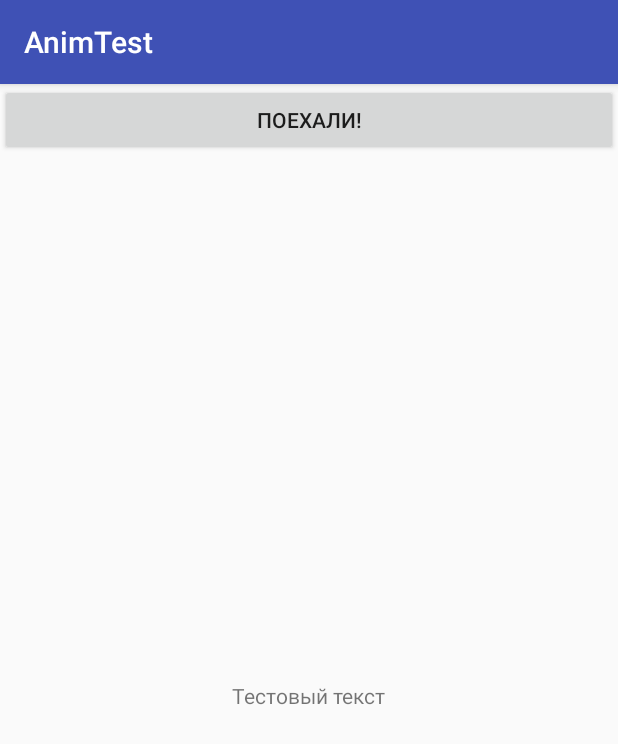
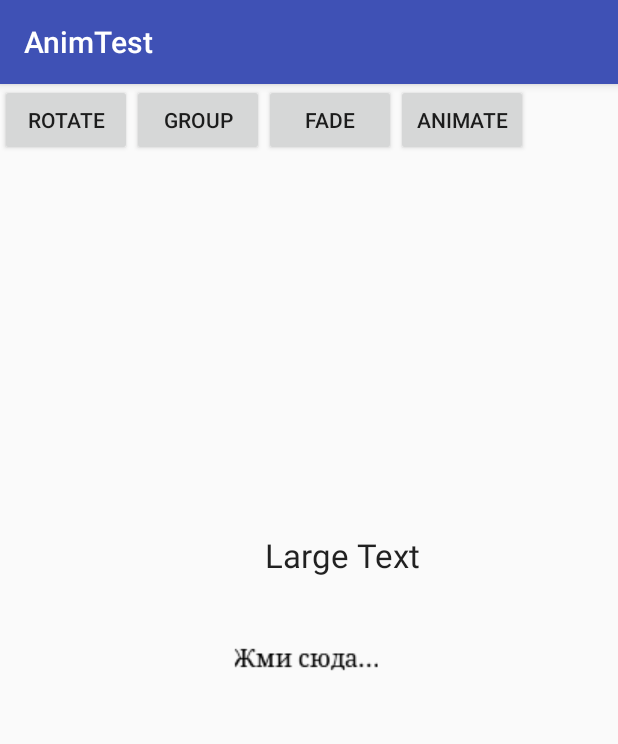
Before and after one commit to ivadimn/learning, an Android app: the screen it shows after launch (MainActivity), on a phone screen of 412 x 824 dp. Shown: the top 744 px of the screen. Run offline under Robolectric (Android 15) with nearby library versions, the phone set to English and light mode, and no system bars; 3 statements that could not run were skipped.

Commit message:
ИЗМЕНЕНИЯ

```diff
--- a/AnimTest/app/src/main/java/org/ivadimn/animtest/MainActivity.java
+++ b/AnimTest/app/src/main/java/org/ivadimn/animtest/MainActivity.java
@@ -2,6 +2,8 @@ package org.ivadimn.animtest;
 
 import android.animation.AnimatorInflater;
 import android.animation.AnimatorSet;
+import android.animation.ObjectAnimator;
+import android.animation.TimeInterpolator;
 import android.support.v7.app.AppCompatActivity;
 import android.os.Bundle;
 import android.view.View;
@@ -26,6 +28,16 @@ public class MainActivity extends AppCompatActivity {
                /* Animation anim = AnimationUtils.loadAnimation(
                         getApplicationContext(), R.anim.combination);
                 image.startAnimation(anim);*/
+                TimeInterpolator ti = new TimeInterpolator() {
+                    @Override
+                    public float getInterpolation(float v) {
+                        return 0;
+                    }
+                }
+                ObjectAnimator anim = ObjectAnimator.ofFloat(image, "rotation", 0f, 90f);
+                anim.setDuration(2000);                  // Duration in milliseconds
+                anim.setInterpolator(TimeInterpolator);  // E.g. Linear, Accelerate, Decelerate
+                anim.start()
                 AnimatorSet animSet = (AnimatorSet) AnimatorInflater.loadAnimator(getApplicationContext(),
                         R.anim.property_animator);
                 animSet.setTarget(image);
--- a/AnimTest/app/src/main/res/layout/activity_main.xml
+++ b/AnimTest/app/src/main/res/layout/activity_main.xml
@@ -1,36 +1,62 @@
 <?xml version="1.0" encoding="utf-8"?>
-<LinearLayout
-    xmlns:android="http://schemas.android.com/apk/res/android"
-    android:orientation="vertical"
+<RelativeLayout xmlns:android="http://schemas.android.com/apk/res/android"
+    android:id="@+id/layout"
     android:layout_width="match_parent"
-    android:layout_height="match_parent">
+    android:layout_height="match_parent"
+    android:orientation="vertical" >
 
     <LinearLayout
-        android:layout_height="wrap_content"
-        android:orientation="horizontal"
-        android:layout_width="match_parent">
+        android:id="@+id/test"
+        android:layout_width="wrap_content"
+        android:layout_height="wrap_content" >
 
         <Button
-            android:id="@+id/btn_start"
+            android:id="@+id/Button01"
+            android:layout_width="wrap_content"
             android:layout_height="wrap_content"
-            android:text="Поехали!"
-            android:layout_width="match_parent"
-            android:layout_weight="1"/>
+            android:onClick="startAnimation"
+            android:text="Rotate" />
+
+        <Button
+            android:id="@+id/Button04"
+            android:layout_width="wrap_content"
+            android:layout_height="wrap_content"
+            android:onClick="startAnimation"
+            android:text="Group" >
+        </Button>
+
+        <Button
+            android:id="@+id/Button03"
+            android:layout_width="wrap_content"
+            android:layout_height="wrap_content"
+            android:onClick="startAnimation"
+            android:text="Fade" />
+
+        <Button
+            android:id="@+id/Button02"
+            android:layout_width="wrap_content"
+            android:layout_height="wrap_content"
+            android:onClick="startAnimation"
+            android:text="Animate" />
+
     </LinearLayout>
 
-    <LinearLayout
-        android:id="@+id/layout_anim"
-        android:layout_height="match_parent"
-        android:gravity="center"
-        android:layout_width="match_parent">
+    <ImageView
+        android:id="@+id/imageView1"
+        android:layout_width="wrap_content"
+        android:layout_height="wrap_content"
+        android:layout_centerHorizontal="true"
+        android:layout_centerVertical="true"
+        android:src="@drawable/ba" />
 
-        <TextView
-            android:id="@+id/text_id"
-            android:layout_width="wrap_content"
-            android:layout_height="wrap_content"
-            android:minHeight="20px"
-            android:minWidth="20px"
-            android:layout_margin="100px"
-            android:text="Тестовый текст"/>
-    </LinearLayout>
-</LinearLayout>
+    <TextView
+        android:id="@+id/textView1"
+        android:layout_width="wrap_content"
+        android:layout_height="wrap_content"
+        android:layout_above="@+id/imageView1"
+        android:layout_alignRight="@+id/imageView1"
+        android:layout_marginBottom="30dp"
+        android:text="Large Text"
+        android:textAppearance="?android:attr/textAppearanceLarge" />
+
+</RelativeLayout>
```
